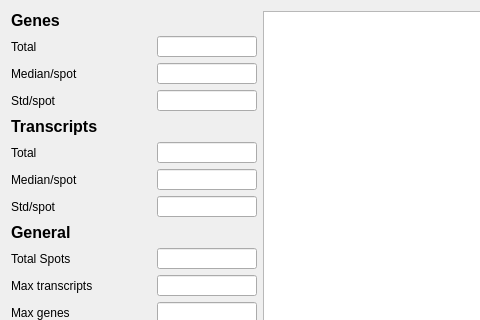
Before: the Qt Designer form src/analysis/analysisQC.ui in jfnavarro/st_viewer, drawn with Qt 5; both pictures show x 0 to 480 and y 0 to 320 of the 1109 by 551 pixel window.
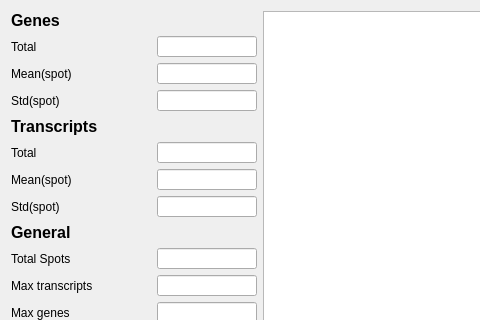
After: the same form once the commit is applied. Custom widgets are drawn as their Qt base class.

```diff
--- a/src/analysis/analysisQC.ui
+++ b/src/analysis/analysisQC.ui
@@ -133,7 +133,7 @@
      <item row="7" column="0">
       <widget class="QLabel" name="label_7">
        <property name="text">
-        <string>Median/spot</string>
+        <string>Mean(spot)</string>
        </property>
       </widget>
      </item>
@@ -256,14 +256,14 @@
      <item row="4" column="0">
       <widget class="QLabel" name="label_4">
        <property name="text">
-        <string>Std/spot</string>
+        <string>Std(spot)</string>
        </property>
       </widget>
      </item>
      <item row="8" column="0">
       <widget class="QLabel" name="label_6">
        <property name="text">
-        <string>Std/spot</string>
+        <string>Std(spot)</string>
        </property>
       </widget>
      </item>
@@ -351,7 +351,7 @@
      <item row="3" column="0">
       <widget class="QLabel" name="label_3">
        <property name="text">
-        <string>Median/spot</string>
+        <string>Mean(spot)</string>
        </property>
       </widget>
      </item>
```
Left out of the diff: 4 changed lines with no effect on the pictures.
